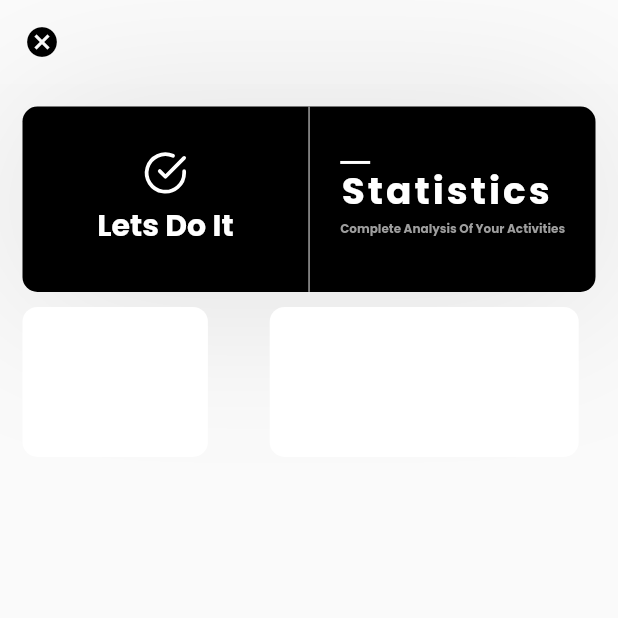
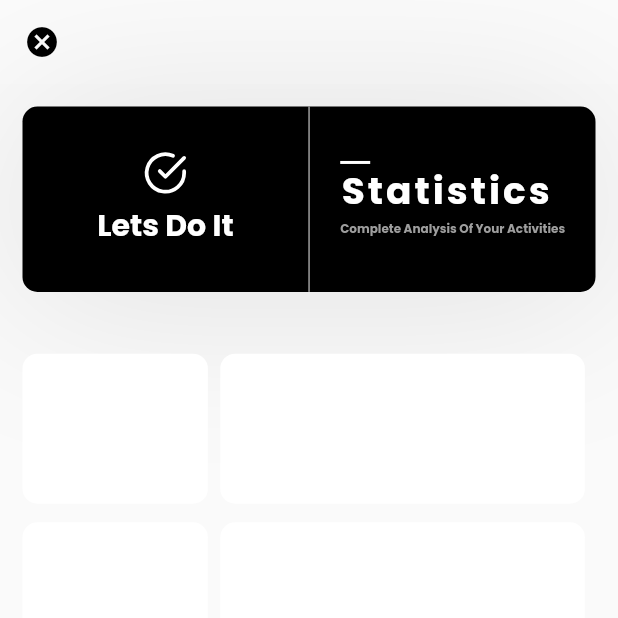
Before and after one commit to dinoy-raj/ProductivityApp, a Flutter app: the StatsPage screen opened directly, on a phone screen of 412 x 824 dp, the top half of it. Run offline on Flutter 3.47's test engine with Material 2 defaults, Android fonts, the phone set to English and light mode, and no system bars; our stand-ins replace animated_text_kit, cloud_firestore, firebase_auth, firebase_core, flutter_feather_icons, google_fonts and 3 more; accounts and stored records are empty.

Commit message:
statistics page updated

```diff
--- a/app/lib/statistics/stats.dart
+++ b/app/lib/statistics/stats.dart
@@ -120,7 +120,7 @@ class _StatsPageState extends State<StatsPage> {
                       ),
                     ],
                   )),
-              SizedBox(height: 10,),
+              SizedBox(height: screenHeight*.1,),
               Row(
                 children: [
                   Container(
@@ -135,16 +135,102 @@ class _StatsPageState extends State<StatsPage> {
                     ),
 
                   ),
-                  SizedBox(width: screenWidth*.1,),
+                  SizedBox(width: screenWidth*.02,),
                   Container(
                     height: 100,
-                    width: screenWidth*.5,
+                    width: screenWidth*.59,
 
                     decoration: BoxDecoration(
                       shape: BoxShape.rectangle,
                       borderRadius: BorderRadius.circular(10),
                       color: Colors.white,
                       //borderRadius: BorderRadius.circular(10),
+                    ),
+
+                  ),
+                ],
+              ),
+              SizedBox(height: screenHeight*.03,),
+              Row(
+                children: [
+                  Container(
+                    height: 100,
+                    width: screenWidth*.3,
+
+                    decoration: BoxDecoration(
+                      shape: BoxShape.rectangle,
+                      borderRadius: BorderRadius.circular(10),
+                      color: Colors.white,
+                      //borderRadius: BorderRadius.circular(10),
+                    ),
+
+                  ),
+                  SizedBox(width: screenWidth*.02,),
+                  Container(
+                    height: 100,
+                    width: screenWidth*.59,
+
+                    decoration: BoxDecoration(
+                      shape: BoxShape.rectangle,
+                      borderRadius: BorderRadius.circular(10),
+                      color: Colors.white,
+                      //borderRadius: BorderRadius.circular(10),
+                    ),
+
+                  ),
+                ],
+              ),
+              SizedBox(height: screenHeight*.03,),
+              Row(
+                children: [
+                  Container(
+                    height: 100,
+                    width: screenWidth*.3,
+
+                    decoration: BoxDecoration(
+                      shape: BoxShape.rectangle,
+                      borderRadius: BorderRadius.circular(10),
+                      color: Colors.white,
+                      //borderRadius: BorderRadius.circular(10),
+                    ),
+
+                  ),
+                  SizedBox(width: screenWidth*.02,),
+                  Container(
+                    height: 100,
+                    width: screenWidth*.59,
+
+                    decoration: BoxDecoration(
+                      shape: BoxShape.rectangle,
+                      borderRadius: BorderRadius.circular(10),
+                      color: Colors.white,
+                      //borderRadius: BorderRadius.circular(10),
+                    ),
+
+                  ),
+                ],
+              ),
+              SizedBox(height: screenHeight*.03,),
+              Row(
+                children: [
+
+                  Container(
+                    height: 100,
+                    width: screenWidth*.9,
+
+                    decoration: BoxDecoration(
+                      shape: BoxShape.rectangle,
+                      borderRadius: BorderRadius.circular(10),
+                      color: Colors.white,
+                      //borderRadius: BorderRadius.circular(10),
+                    ),
+                    child: Padding(
+                      padding: const EdgeInsets.all(10.0),
+                      child: Row(
+                        children: [
+
+                        ],
+                      ),
                     ),
 
                   ),
```
